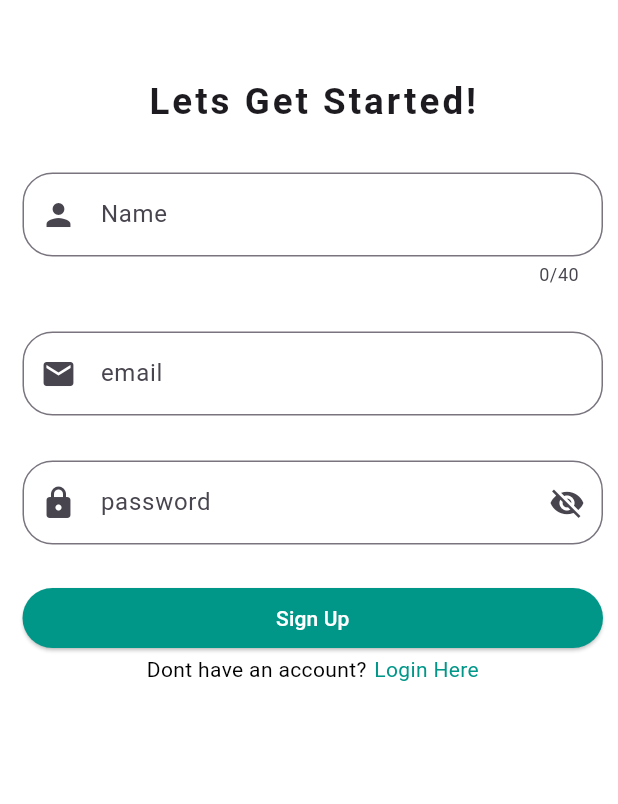
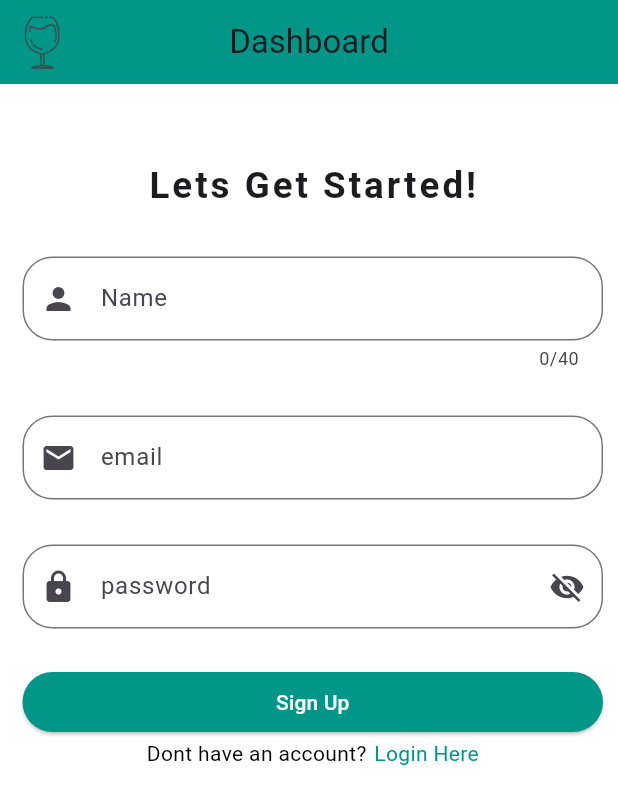
Before and after one commit to VillalobosCarla/FE-ShotWithYou, a Flutter app: the screen it shows after launch, after a tap on "Login", after a tap on "Signup Here", on a phone screen of 412 x 824 dp. Shown: the top 804 px of the screen. Run offline on Flutter 3.47's test engine with Material 3 defaults, Android fonts, the phone set to English and light mode, and no system bars; our stand-ins replace flutter_spinkit; network calls fail.

```diff
--- a/lib/pages/dashboard.dart
+++ b/lib/pages/dashboard.dart
@@ -16,48 +16,48 @@ class _DashboardState extends State<Dashboard> {
         title: Text('Dashboard'),
         backgroundColor: Colors.teal,
         centerTitle: true,
+        leading: IconButton(
+          icon: Image.asset('assets/img_1.png'),
+          onPressed: (){},
+        ),
       ),
 
-      body: Center(
-        child: Container(
+      body: Container(
+        child: SafeArea(
           child: Column(
+            mainAxisAlignment: MainAxisAlignment.center,
             children: [
+          Center(
+          child: Image.asset(
+          'assets/img.png',
+            width: 360,
+          ),
+        ),
               ElevatedButton(
                 onPressed: (){
                   Navigator.pushNamed(context, '/menu');
+
                 },
-                child: Text('Go to Menu',
-                  style: TextStyle(
-                    fontSize: 20.0,
-                    color: Colors.black,
-                    fontWeight: FontWeight.bold,
-                  ),
-                ),
-                style: const ButtonStyle(
-                    backgroundColor: WidgetStatePropertyAll(Colors.teal)
+                child: Text('Menu',),
+                style: ElevatedButton.styleFrom(
+                  backgroundColor: Colors.teal,
+                  foregroundColor: Colors.black,
                 ),
               ),
               ElevatedButton(
                 onPressed: (){
                   Navigator.pushNamed(context, 'profile');
                 },
-                child: Text('Go to User Profile',
-                  style: TextStyle(
-                    fontSize: 20.0,
-                    color: Colors.black,
-                    fontWeight: FontWeight.bold,
-                  ),
-                ),
-                style: const ButtonStyle(
-                    backgroundColor: WidgetStatePropertyAll(Colors.teal)
+                child: Text('Profile',),
+                style: ElevatedButton.styleFrom(
+                  backgroundColor: Colors.teal,
+                  foregroundColor: Colors.black,
                 ),
               ),
             ],
           ),
         ),
-      ),
-
-
+      )
     );
   }
 }
--- a/lib/pages/login.dart
+++ b/lib/pages/login.dart
@@ -17,6 +17,15 @@ class _LoginState extends State<Login> {
     return Scaffold(
       resizeToAvoidBottomInset: false,
       backgroundColor: Colors.white,
+      appBar: AppBar(
+        title: Text('Dashboard'),
+        backgroundColor: Colors.teal,
+        centerTitle: true,
+        leading: IconButton(
+          icon: Image.asset('assets/img_1.png'),
+          onPressed: (){},
+        ),
+      ),
       body: SafeArea(
         child: Padding(
           padding: EdgeInsets.fromLTRB(15.0, 50.0, 10.0, 0),
--- a/lib/pages/menu.dart
+++ b/lib/pages/menu.dart
@@ -17,7 +17,7 @@ class Menu extends StatefulWidget {
 class _MenuState extends State<Menu> {
   late Future<List<dynamic>> products;
   Future<List<dynamic>> fetchData() async{
-    final response = await http.get(Uri.parse('http://10.0.2.2:8080/products'));
+    final response = await http.get(Uri.parse('http://10.0.2.2:8080/api/v1/product/all'));
     final data = jsonDecode(response.body);
     List products = <Product>[];
     for(var product in data){
@@ -67,16 +67,13 @@ class _MenuState extends State<Menu> {
   Widget build(BuildContext context) {
     return Scaffold(
       appBar: AppBar(
+        title: Text('Dashboard'),
         backgroundColor: Colors.teal,
-        foregroundColor: Colors.white,
-        title: Text(
-          'Menu',
-          style: TextStyle(
-            fontWeight: FontWeight.bold,
-            letterSpacing: 2.0,
-          ),
+        centerTitle: true,
+        leading: IconButton(
+          icon: Image.asset('assets/img_1.png'),
+          onPressed: (){},
         ),
-        centerTitle: true,
       ),
       body: Padding(
         padding: EdgeInsets.fromLTRB(20, 20, 20, 0),
--- a/lib/pages/signup.dart
+++ b/lib/pages/signup.dart
@@ -37,6 +37,15 @@ class _signupState extends State<Signup> {
     return Scaffold(
         resizeToAvoidBottomInset: false,
         backgroundColor: Colors.white,
+        appBar: AppBar(
+          title: Text('Dashboard'),
+          backgroundColor: Colors.teal,
+          centerTitle: true,
+          leading: IconButton(
+            icon: Image.asset('assets/img_1.png'),
+            onPressed: (){},
+          ),
+        ),
         body: SafeArea(
           child: Padding(
             padding: EdgeInsets.fromLTRB(15.0, 50.0, 10.0, 0),
```
Also changed, not shown: assets/img.png (added), assets/img_1.png (added).
